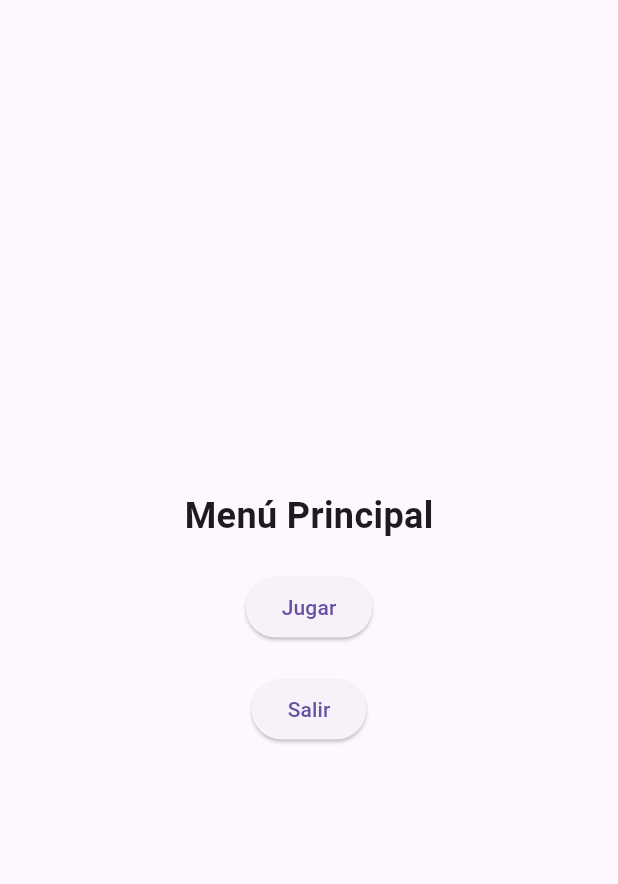
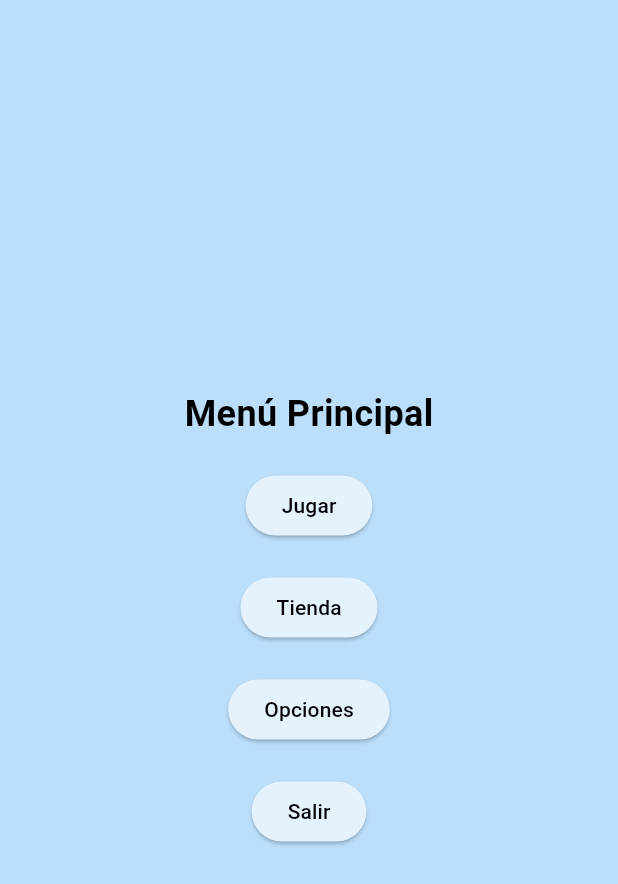
Before and after one commit to antoonrs/ColorPickerSimulator, a Flutter app: the screen it shows after launch, on a phone screen of 412 x 824 dp. Shown: the top 884 px of the screen. Run offline on Flutter 3.47's test engine with Material 3 defaults, Android fonts, the phone set to English and light mode, and no system bars.

Commit message:
Menú de opciones con modo oscuro y modo claro, y sliders

```diff
--- a/color_picker_simulator/lib/main.dart
+++ b/color_picker_simulator/lib/main.dart
@@ -1,25 +1,119 @@
+import 'package:color_picker_simulator/settings_screen.dart';
 import 'package:flutter/material.dart';
 import 'menu_screen.dart';
 import 'game_screen.dart';
 import 'result_screen.dart';
 import 'store_screen.dart';
+import 'settings_screen.dart';
+
 
 void main() {
   runApp(ColorPickerSimulator());
 }
 
-class ColorPickerSimulator extends StatelessWidget {
+class ColorPickerSimulator extends StatefulWidget {
+  @override
+  _ColorPickerSimulator createState() => _ColorPickerSimulator();
+}
+
+class _ColorPickerSimulator extends State<ColorPickerSimulator> {
+  bool _isDarkMode = false; //Estado para el tema
+  // Cambia el tema
+  void _toggleTheme(bool value) {
+    setState(() {
+      _isDarkMode = value;
+    }
+    );
+  }
+
   @override
   Widget build(BuildContext context) {
     return MaterialApp(
       title: 'Color Picker Simulator',
+      theme: _isDarkMode
+        ? _buildDarkTheme()  //Tema oscuro
+        : _buildLightTheme(),
       initialRoute: '/',
       routes: {
-        '/': (context) => MenuScreen(),
+        '/': (context) =>
+            MenuScreen(toggleTheme: _toggleTheme, isDarkMode: _isDarkMode),
         '/game': (context) => GameScreen(),
         '/result': (context) => ResultScreen(),
         '/store': (context) => StoreScreen(),
+        '/settings': (context) => SettingsScreen(toggleTheme: _toggleTheme, isDarkMode: _isDarkMode)
       },
     );
   }
+
+  //Tema claro personalizado
+  ThemeData _buildLightTheme(){
+    return ThemeData.light().copyWith(
+      primaryColor: Colors.blue,  //Color primario
+      colorScheme: ColorScheme.fromSwatch()
+        .copyWith(secondary: Colors.orange),
+      scaffoldBackgroundColor: Colors.blue.shade100,
+      textTheme: TextTheme(
+        bodyLarge: TextStyle(color: Colors.black),  //Texto general
+        bodyMedium: TextStyle(color: Colors.black),
+        bodySmall: TextStyle(color: Colors.black),
+        headlineLarge: TextStyle(color: Colors.blue), //Títulos
+        headlineMedium: TextStyle(color: Colors.blue),
+        headlineSmall: TextStyle(color: Colors.blue),
+      ),
+      appBarTheme: AppBarTheme(
+        color: Colors.blue, //Color de la barra appBar
+        titleTextStyle: TextStyle(color: Colors.black, fontWeight: FontWeight.bold, fontSize: 20),
+        iconTheme: IconThemeData(color: Colors.white), //Iconos en la appBar
+      ),
+      elevatedButtonTheme: ElevatedButtonThemeData(
+        style: ElevatedButton.styleFrom(
+          foregroundColor: Colors.black,
+          backgroundColor: Colors.blue.shade50,
+        ),
+      ),
+      switchTheme: SwitchThemeData(
+        thumbColor: MaterialStateProperty.all(Colors.blue),
+        trackColor: MaterialStateProperty.all(Colors.blue.shade50),
+      ),
+      listTileTheme: ListTileThemeData(
+        textColor: Colors.black,
+      ),
+    );
+  }
+
+  //Tema oscuro personalizado
+  ThemeData _buildDarkTheme(){
+    return ThemeData.dark().copyWith(
+      primaryColor: Colors.deepPurple,  //Color primario
+      colorScheme: ColorScheme.fromSwatch()
+          .copyWith(secondary: Colors.greenAccent),
+      scaffoldBackgroundColor: Colors.grey.shade900,
+      textTheme: TextTheme(
+        bodyLarge: TextStyle(color: Colors.deepPurple.shade50),  //Texto general
+        bodyMedium: TextStyle(color: Colors.deepPurple.shade50),
+        bodySmall: TextStyle(color: Colors.deepPurple.shade50),
+        headlineLarge: TextStyle(color: Colors.blueGrey), //Títulos
+        headlineMedium: TextStyle(color: Colors.blueGrey),
+        headlineSmall: TextStyle(color: Colors.blueGrey),
+      ),
+      appBarTheme: AppBarTheme(
+        color: Colors.deepPurple.shade700, //Color de la barra appBar
+        titleTextStyle: TextStyle(color: Colors.deepPurple.shade50, fontWeight: FontWeight.bold, fontSize: 20),
+        iconTheme: IconThemeData(color: Colors.white), //Iconos en la appBar
+      ),
+      elevatedButtonTheme: ElevatedButtonThemeData(
+        style: ElevatedButton.styleFrom(
+          foregroundColor: Colors.deepPurple.shade50,
+          backgroundColor: Colors.deepPurple,
+        ),
+      ),
+      switchTheme: SwitchThemeData(
+        thumbColor: MaterialStateProperty.all(Colors.deepPurple),
+        trackColor: MaterialStateProperty.all(Colors.deepPurple.shade50),
+      ),
+      listTileTheme: ListTileThemeData(
+        textColor: Colors.deepPurple.shade50,
+      ),
+    );
+  }
 }
--- a/color_picker_simulator/lib/menu_screen.dart
+++ b/color_picker_simulator/lib/menu_screen.dart
@@ -1,6 +1,12 @@
+import 'package:color_picker_simulator/settings_screen.dart';
 import 'package:flutter/material.dart';
 
 class MenuScreen extends StatelessWidget {
+  final Function(bool) toggleTheme;
+  final bool isDarkMode;
+
+  MenuScreen({required this.toggleTheme, required this.isDarkMode});
+
   @override
   Widget build(BuildContext context) {
     return Scaffold(
@@ -23,6 +29,25 @@ class MenuScreen extends StatelessWidget {
             SizedBox(height: 20),
             ElevatedButton(
               onPressed: () {
+                Navigator.pushNamed(context, '/store');
+              },
+              child: Text('Tienda'),
+            ),
+            SizedBox(height: 20),
+            ElevatedButton(
+              onPressed: (){
+                Navigator.push(
+                  context,
+                  MaterialPageRoute(
+                    builder: (context) => SettingsScreen(toggleTheme: toggleTheme, isDarkMode: isDarkMode)
+                  ),
+                );
+              },
+              child: Text('Opciones'),
+            ),
+            SizedBox(height: 20),
+            ElevatedButton(
+              onPressed: () {
                 Navigator.pop(context);
               },
               child: Text('Salir'),
```
Also changed, not shown: color_picker_simulator/lib/game_screen.dart (+53 -12 lines), color_picker_simulator/lib/settings_screen.dart (added, +45 -0 lines).
